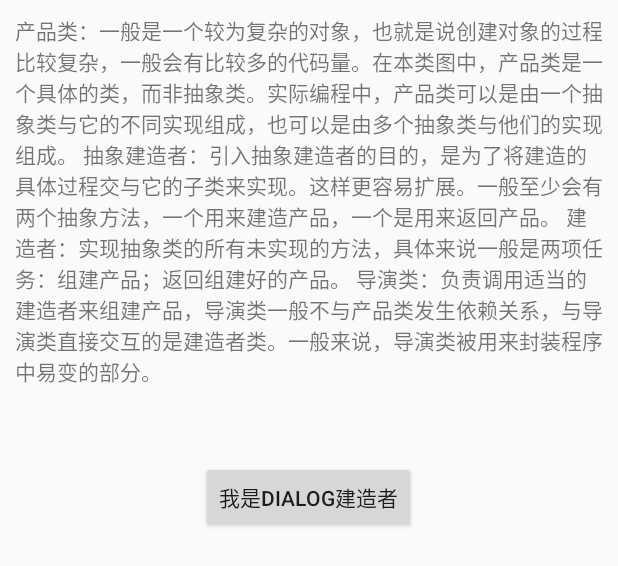
After one commit to Shimingli/AndriodDesignPattern, an Android app: the layout builder_fragment_layout.xml on its own in the app's theme, with its tools: preview values and no code run, on a phone screen of 412 x 824 dp. The commit adds this screen. Shown: the top 566 px of the screen. Run offline under Robolectric (Android 15) with nearby library versions, the phone set to English and light mode, and no system bars.

Commit message:
提交建造者模式的代码

```diff
--- a/app/src/main/java/com/shiming/andrioddesignpattern/MainActivity.java
+++ b/app/src/main/java/com/shiming/andrioddesignpattern/MainActivity.java
@@ -8,6 +8,7 @@ import android.support.v4.view.ViewPager;
 import android.support.v7.app.AppCompatActivity;
 
 import com.flyco.tablayout.SlidingTabLayout;
+import com.shiming.andrioddesignpattern.ui.BuilderModelFragment;
 import com.shiming.andrioddesignpattern.ui.FactoryMethodModelFragment;
 import com.shiming.andrioddesignpattern.ui.SingletonModelFragment;
 
@@ -34,7 +35,7 @@ public class MainActivity extends AppCompatActivity {
         mTitles = new String[]{
                 this.getResources().getString(R.string.all_order_tab1),
                 this.getResources().getString(R.string.all_order_tab2),
-                this.getResources().getString(R.string.all_order_tab9),
+                this.getResources().getString(R.string.all_order_tab3),
                 this.getResources().getString(R.string.all_order_tab4),
                 this.getResources().getString(R.string.all_order_tab5),
                 this.getResources().getString(R.string.all_order_tab6),
@@ -42,7 +43,7 @@ public class MainActivity extends AppCompatActivity {
 
         mFragments.add(new FactoryMethodModelFragment());
         mFragments.add(new SingletonModelFragment());
-        mFragments.add(new FactoryMethodModelFragment());
+        mFragments.add(new BuilderModelFragment());
         mFragments.add(new FactoryMethodModelFragment());
         mFragments.add(new FactoryMethodModelFragment());
         mFragments.add(new FactoryMethodModelFragment());
--- a/app/src/main/java/com/shiming/andrioddesignpattern/ui/FactoryMethodModelFragment.java
+++ b/app/src/main/java/com/shiming/andrioddesignpattern/ui/FactoryMethodModelFragment.java
@@ -19,6 +19,9 @@ import com.shiming.andrioddesignpattern.factory_model.ToyFactory;
  　但是同时工厂方法模式也有一些缺点，每次我们为工厂方法添加新的产品时就要编写一个新的产品类
  ，同时还要引入抽象层，当产品种类非常多时，会出现大量的与之对应的工厂对象，
  这必然会导致类结构的复杂化，所以对于简单的情况下，使用工厂方法模式就需要考虑是不是有些“重”了。
+
+ 好处：假如在项目中某个对象被new了100次，以后业务逻辑发生改变了，构造方法多了一个参数，你不会把所有的new的代码
+ 去边删掉了把，用过用过程模式的话，你只需要换一个工程就好了
  */
 
 public class FactoryMethodModelFragment extends BaseFragment {
--- a/app/src/main/java/com/shiming/andrioddesignpattern/ui/SingletonModelFragment.java
+++ b/app/src/main/java/com/shiming/andrioddesignpattern/ui/SingletonModelFragment.java
@@ -12,6 +12,12 @@ import com.shiming.andrioddesignpattern.singleton_model.SingletonSix;
 
 /**
  * Created by shiming on 2017/9/10.
+ * 好处是：提供了对外唯一的受控访问
+ * 由于系统中只存在一个对象，因此可以节约系统资源，对于频繁需要创建和销毁的对象无意是提高了系统的性能
+ * 坏处：单利模式没有抽象层，因此单利类的扩展很麻烦
+ * 单利类职责过重，在一定程度上违背了单一职责的原则
+ * 滥用单利带来一些负面问题，如果实例化对象长时间不被利用，系统会认为是垃圾而被回收，这将导致对象状态的丢失
+ *
  */
 
 public class SingletonModelFragment extends BaseFragment{
--- /dev/null
+++ b/app/src/main/res/layout/builder_fragment_layout.xml
@@ -0,0 +1,24 @@
+<?xml version="1.0" encoding="utf-8"?>
+<LinearLayout xmlns:android="http://schemas.android.com/apk/res/android"
+              android:orientation="vertical"
+              android:layout_width="match_parent"
+              android:layout_height="match_parent">
+    <TextView
+        android:text="@string/builder"
+        android:padding="10dp"
+        android:layout_width="wrap_content"
+        android:layout_height="wrap_content"/>
+    <TextView
+        android:layout_gravity="center"
+        android:padding="10dp"
+        android:id="@+id/tv"
+        android:layout_width="wrap_content"
+        android:layout_height="wrap_content"/>
+
+    <Button
+       android:layout_gravity="bottom|center_horizontal"
+       android:text="我是dialog建造者"
+       android:id="@+id/btn"
+       android:layout_width="wrap_content"
+       android:layout_height="wrap_content"/>
+</LinearLayout>
--- a/app/src/main/res/values/strings.xml
+++ b/app/src/main/res/values/strings.xml
@@ -3,7 +3,7 @@
 
     <string name="all_order_tab1">工厂方法模式</string>
     <string name="all_order_tab2">单利模式</string>
-    <string name="all_order_tab3">待执行</string>
+    <string name="all_order_tab3">建造者模式</string>
     <string name="all_order_tab4">待确认</string>
     <string name="all_order_tab5">已完成</string>
     <string name="all_order_tab6">问题单</string>
@@ -13,4 +13,5 @@
     <string name="singletondes">代码中一共写了6总方式：饿汉式，懒汉式，双重锁，内部类实现单利，枚举实现单利，</string>
     <string name="factory">在实际开发过程中我们都习惯于直接使用 new 关键字用来创建一个对象，可是有时候对象的创造需要一系列的步骤：你可能需要计算或取得对象的初始设置；选择生成哪个子对象实例；或在生成你需要的对象之前必须先生成一些辅助功能的对象，这个时候就需要了解该对象创建的细节，也就是说使用的地方与该对象的实现耦合在了一起，不利于扩展，为了解决这个问题就需要用到我们的工厂方法模式，它适合那些创建复杂的对象的场景，工厂方法模式也是一个使用频率很高的设计模式。</string>
     <string name="singleton">一、作用 单例模式（Singleton）：保证一个类仅有一个实例，并提供一个访问它的全局访问点 二、适用场景 1. 应用中某个实例对象需要频繁的被访问。 2. 应用中每次启动只会存在一个实例。如账号系统，数据库系统。</string>
+    <string name="builder">产品类：一般是一个较为复杂的对象，也就是说创建对象的过程比较复杂，一般会有比较多的代码量。在本类图中，产品类是一个具体的类，而非抽象类。实际编程中，产品类可以是由一个抽象类与它的不同实现组成，也可以是由多个抽象类与他们的实现组成。 抽象建造者：引入抽象建造者的目的，是为了将建造的具体过程交与它的子类来实现。这样更容易扩展。一般至少会有两个抽象方法，一个用来建造产品，一个是用来返回产品。 建造者：实现抽象类的所有未实现的方法，具体来说一般是两项任务：组建产品；返回组建好的产品。 导演类：负责调用适当的建造者来组建产品，导演类一般不与产品类发生依赖关系，与导演类直接交互的是建造者类。一般来说，导演类被用来封装程序中易变的部分。</string>
 </resources>
```
Also changed, not shown: app/src/main/java/com/shiming/andrioddesignpattern/builder_model/Builder.java (added, +16 -0 lines), app/src/main/java/com/shiming/andrioddesignpattern/builder_model/ConcreteBuilder.java (added, +51 -0 lines), app/src/main/java/com/shiming/andrioddesignpattern/builder_model/Diretor.java (added, +23 -0 lines), app/src/main/java/com/shiming/andrioddesignpattern/builder_model/Person.java (added, +36 -0 lines), app/src/main/java/com/shiming/andrioddesignpattern/ui/BuilderModelFragment.java (added, +80 -0 lines).
